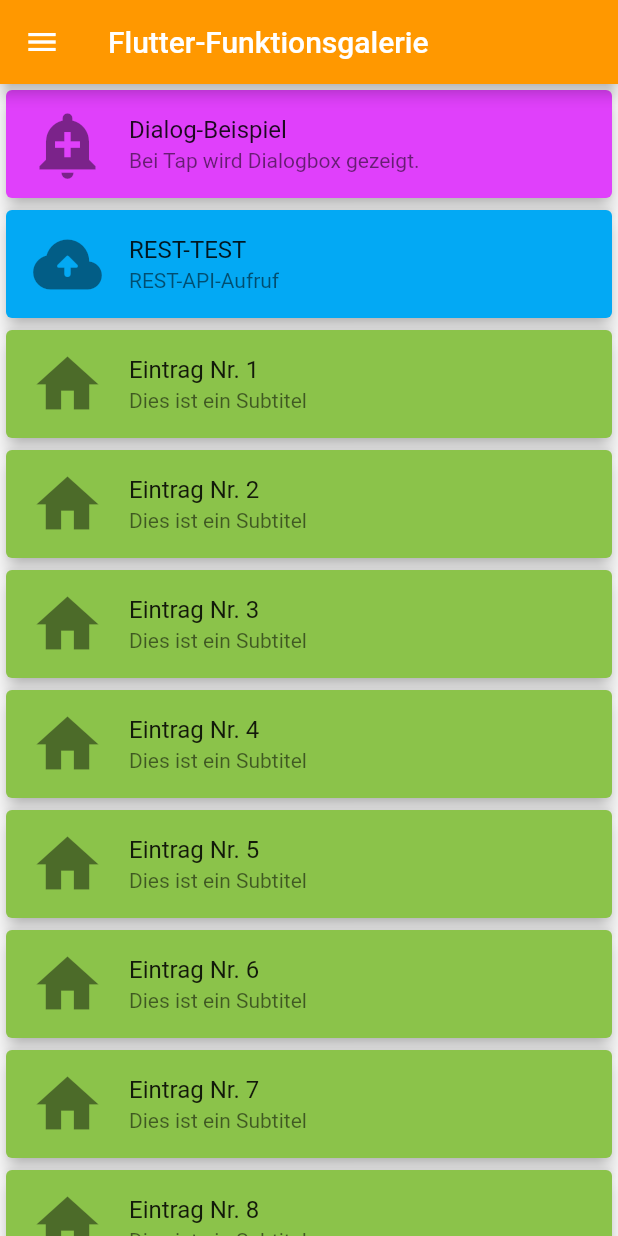
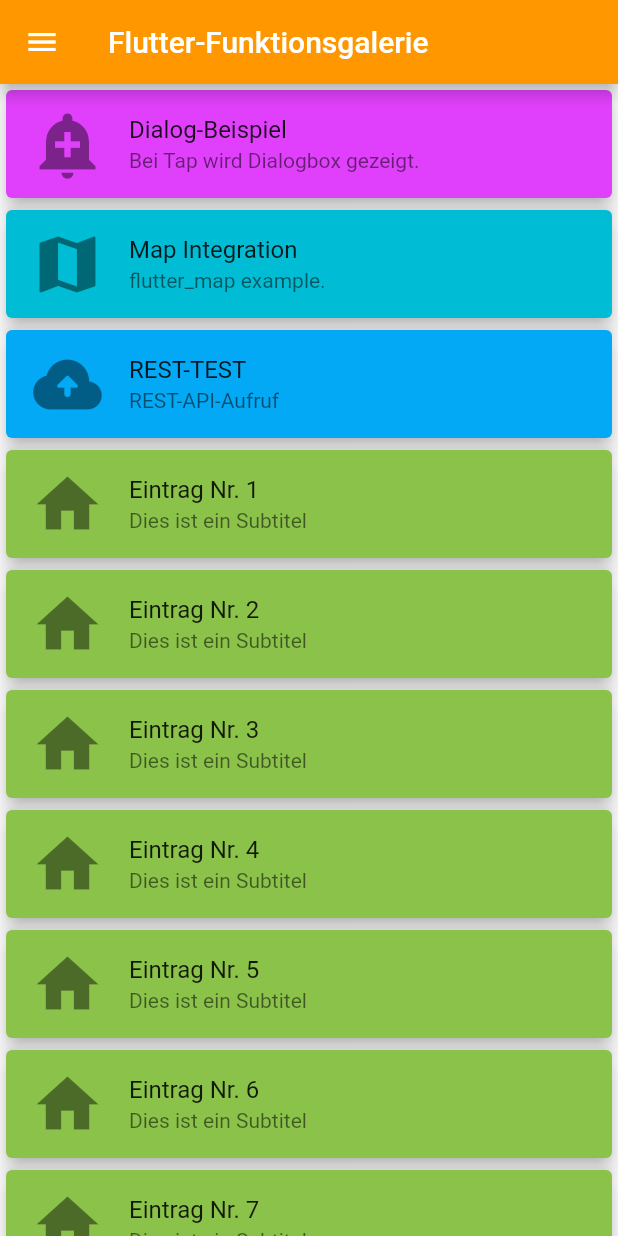
Before and after one commit to didszun/flutter-functions, a Flutter app: the screen it shows after launch, on a phone screen of 412 x 824 dp. Run offline on Flutter 3.47's test engine with Material 2 defaults, Android fonts, the phone set to English and light mode, and no system bars; our stand-ins replace flutter_map, latlong2.

Commit message:
flutter map example added

```diff
--- a/lib/main.dart
+++ b/lib/main.dart
@@ -1,7 +1,5 @@
 import 'package:flutter/material.dart';
 import 'package:flutter_functions/route_generator.dart';
-import 'mod_rest_overview.dart';
-import 'mod_rest_detail.dart';
 
 // REST API test endpoints:
 // https://jsonplaceholder.typicode.com/users
@@ -57,6 +55,26 @@
           ),
           Card(
               elevation: 5.0,
+              color: Colors.cyan,
+              child: Column(
+                mainAxisSize: MainAxisSize.min,
+                children: <Widget>[
+                  ListTile(
+                      leading: const Icon(Icons.map, size: 50),
+                      title: const Text("Map Integration"),
+                      subtitle: const Text("flutter_map example."),
+                      onTap: () {
+                        Navigator.pushNamed(
+                          context,
+                          '/map',
+                        );
+                      }
+                  )
+                ],
+              )
+          ),
+          Card(
+              elevation: 5.0,
               color: Colors.lightBlue,
               child: Column(
                 mainAxisSize: MainAxisSize.min,
--- a/lib/route_generator.dart
+++ b/lib/route_generator.dart
@@ -2,6 +2,7 @@
 import 'package:flutter_functions/main.dart';
 import 'package:flutter_functions/mod_rest_overview.dart';
 import 'package:flutter_functions/mod_rest_detail.dart';
+import 'package:flutter_functions/mod_map_example.dart';
 
 class RouteGenerator {
   static Route<dynamic> generateRoute(RouteSettings settings) {
@@ -10,6 +11,9 @@
 
       case '/':
         return MaterialPageRoute(builder: (context) => HomeScreen());
+
+      case '/map':
+        return MaterialPageRoute(builder: (context) =>  MapExample());
 
       case '/rest-overview':
         return MaterialPageRoute(builder: (context) =>  RestOverview());
```
Also changed, not shown: lib/mod_map_example.dart (added, +60 -0 lines).
